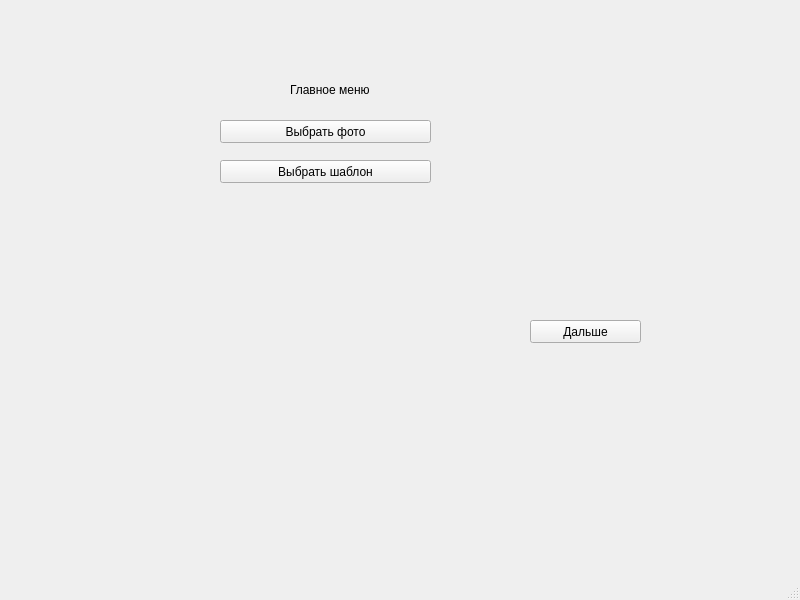
First picture: the form in design/main_menu.ui, repository krylovam/BadgeGenerator, before the edit.
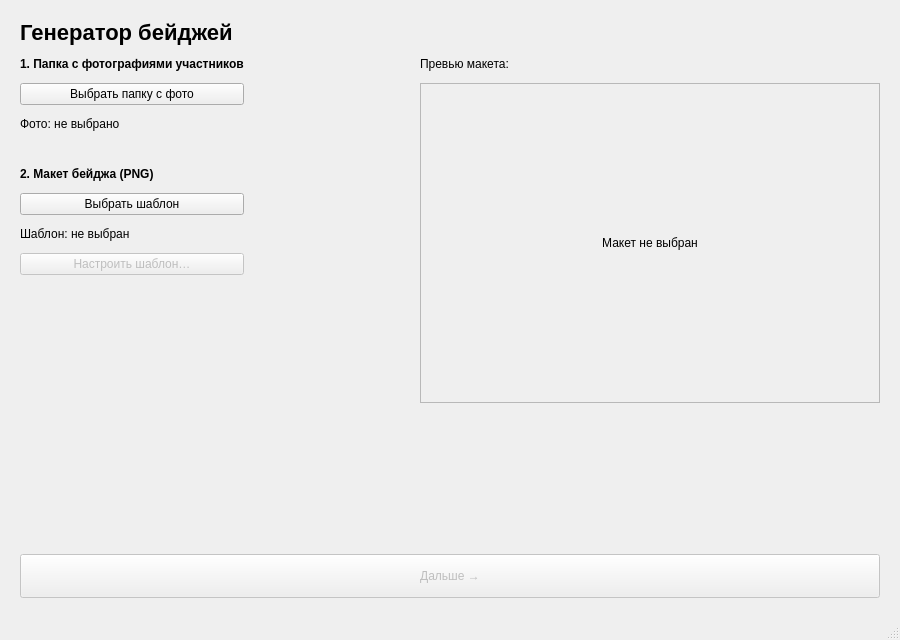
Second picture: the form after the edit.

Commit message: Config-driven templates, print-ready PDF with cut lines, redesigned UI

Diff of the .ui file:
```diff
--- a/design/main_menu.ui
+++ b/design/main_menu.ui
@@ -6,66 +6,221 @@
    <rect>
     <x>0</x>
     <y>0</y>
-    <width>800</width>
-    <height>600</height>
+    <width>900</width>
+    <height>640</height>
    </rect>
   </property>
   <property name="windowTitle">
    <string>MainWindow</string>
   </property>
   <widget class="QWidget" name="centralwidget">
-   <widget class="QPushButton" name="pushButton">
-    <property name="geometry">
-     <rect>
-      <x>220</x>
-      <y>120</y>
-      <width>211</width>
-      <height>23</height>
-     </rect>
+   <layout class="QVBoxLayout" name="main_layout">
+    <property name="spacing">
+     <number>12</number>
     </property>
-    <property name="text">
-     <string>Выбрать фото</string>
+    <property name="leftMargin">
+     <number>20</number>
     </property>
-   </widget>
-   <widget class="QPushButton" name="pushButton_2">
-    <property name="geometry">
-     <rect>
-      <x>220</x>
-      <y>160</y>
-      <width>211</width>
-      <height>23</height>
-     </rect>
+    <property name="topMargin">
+     <number>20</number>
     </property>
-    <property name="text">
-     <string>Выбрать шаблон</string>
+    <property name="rightMargin">
+     <number>20</number>
     </property>
-   </widget>
-   <widget class="QPushButton" name="pushButton_3">
-    <property name="geometry">
-     <rect>
-      <x>530</x>
-      <y>320</y>
-      <width>111</width>
-      <height>23</height>
-     </rect>
+    <property name="bottomMargin">
+     <number>20</number>
     </property>
-    <property name="text">
-     <string>Дальше</string>
-    </property>
-   </widget>
-   <widget class="QLabel" name="label">
-    <property name="geometry">
-     <rect>
-      <x>290</x>
-      <y>80</y>
-      <width>81</width>
-      <height>20</height>
-     </rect>
-    </property>
-    <property name="text">
-     <string>Главное меню</string>
-    </property>
-   </widget>
+    <item>
+     <widget class="QLabel" name="title_label">
+      <property name="text">
+       <string>Генератор бейджей</string>
+      </property>
+      <property name="styleSheet">
+       <string notr="true">font-size: 22px; font-weight: bold;</string>
+      </property>
+     </widget>
+    </item>
+    <item>
+     <layout class="QHBoxLayout" name="content_layout">
+      <item>
+       <layout class="QVBoxLayout" name="left_column">
+        <item>
+         <widget class="QLabel" name="label_step1">
+          <property name="text">
+           <string>1. Папка с фотографиями участников</string>
+          </property>
+          <property name="styleSheet">
+           <string notr="true">font-weight: bold;</string>
+          </property>
+         </widget>
+        </item>
+        <item>
+         <widget class="QPushButton" name="pushButton_photos">
+          <property name="text">
+           <string>Выбрать папку с фото</string>
+          </property>
+         </widget>
+        </item>
+        <item>
+         <widget class="QLabel" name="label_photos_info">
+          <property name="text">
+           <string>Фото: не выбрано</string>
+          </property>
+         </widget>
+        </item>
+        <item>
+         <spacer name="spacer_1">
+          <property name="orientation">
+           <enum>Qt::Vertical</enum>
+          </property>
+          <property name="sizeType">
+           <enum>QSizePolicy::Fixed</enum>
+          </property>
+          <property name="sizeHint">
+           <size>
+            <width>20</width>
+            <height>24</height>
+           </size>
+          </property>
+         </spacer>
+        </item>
+        <item>
+         <widget class="QLabel" name="label_step2">
+          <property name="text">
+           <string>2. Макет бейджа (PNG)</string>
+          </property>
+          <property name="styleSheet">
+           <string notr="true">font-weight: bold;</string>
+          </property>
+         </widget>
+        </item>
+        <item>
+         <widget class="QPushButton" name="pushButton_template">
+          <property name="text">
+           <string>Выбрать шаблон</string>
+          </property>
+         </widget>
+        </item>
+        <item>
+         <widget class="QLabel" name="label_template_info">
+          <property name="text">
+           <string>Шаблон: не выбран</string>
+          </property>
+         </widget>
+        </item>
+        <item>
+         <widget class="QPushButton" name="pushButton_configure">
+          <property name="text">
+           <string>Настроить шаблон…</string>
+          </property>
+          <property name="enabled">
+           <bool>false</bool>
+          </property>
+         </widget>
+        </item>
+        <item>
+         <spacer name="spacer_2">
+          <property name="orientation">
+           <enum>Qt::Vertical</enum>
+          </property>
+          <property name="sizeHint">
+           <size>
+            <width>20</width>
+            <height>40</height>
+           </size>
+          </property>
+         </spacer>
+        </item>
+        <item>
+         <widget class="QLabel" name="error_label">
+          <property name="text">
+           <string/>
+          </property>
+          <property name="styleSheet">
+           <string notr="true">color: #c0392b;</string>
+          </property>
+          <property name="wordWrap">
+           <bool>true</bool>
+          </property>
+         </widget>
+        </item>
+       </layout>
+      </item>
+      <item>
+       <spacer name="spacer_3">
+        <property name="orientation">
+         <enum>Qt::Horizontal</enum>
+        </property>
+        <property name="sizeHint">
+         <size>
+          <width>30</width>
+          <height>20</height>
+         </size>
+        </property>
+       </spacer>
+      </item>
+      <item>
+       <layout class="QVBoxLayout" name="right_column">
+        <item>
+         <widget class="QLabel" name="label_preview_title">
+          <property name="text">
+           <string>Превью макета:</string>
+          </property>
+         </widget>
+        </item>
+        <item>
+         <widget class="QLabel" name="label_preview">
+          <property name="minimumSize">
+           <size>
+            <width>460</width>
+            <height>320</height>
+           </size>
+          </property>
+          <property name="frameShape">
+           <enum>QFrame::StyledPanel</enum>
+          </property>
+          <property name="alignment">
+           <set>Qt::AlignCenter</set>
+          </property>
+          <property name="text">
+           <string>Макет не выбран</string>
+          </property>
+         </widget>
+        </item>
+       </layout>
+      </item>
+     </layout>
+    </item>
+    <item>
+     <spacer name="spacer_4">
+      <property name="orientation">
+       <enum>Qt::Vertical</enum>
+      </property>
+      <property name="sizeHint">
+       <size>
+        <width>20</width>
+        <height>10</height>
+       </size>
+      </property>
+     </spacer>
+    </item>
+    <item>
+     <widget class="QPushButton" name="pushButton_next">
+      <property name="text">
+       <string>Дальше →</string>
+      </property>
+      <property name="enabled">
+       <bool>false</bool>
+      </property>
+      <property name="minimumSize">
+       <size>
+        <width>0</width>
+        <height>44</height>
+       </size>
+      </property>
+     </widget>
+    </item>
+   </layout>
   </widget>
   <widget class="QMenuBar" name="menubar">
    <property name="geometry">
```
Left out of the diff: 13 changed lines with no effect on the pictures. The commit also changes 34 other files.
